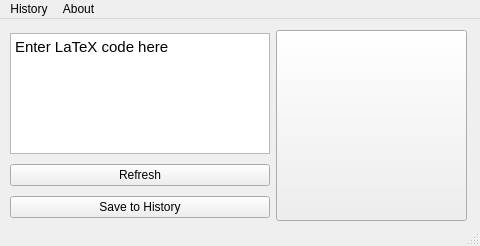
Qt form semtex/layout.ui (nicr9/semtex) before a commit.
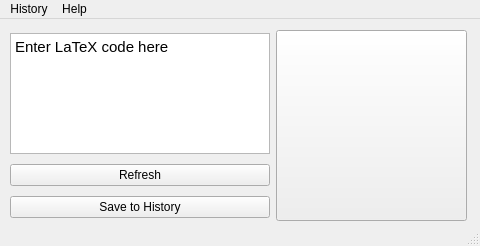
The same form after that commit. Icons and pictures are not drawn.

Commit message:
Added an "About SemTex" option to the help menu.
Help menu has replaced About menu, Help contains "About SemTeX" which has the logo, tag line, says it was created by me and has links to my email and semtex github page.

I also fixed the position of the main window when it opens because it kept opening at the very bottom of the screen when called from pycharm.

```diff
--- a/semtex/layout.ui
+++ b/semtex/layout.ui
@@ -2,6 +2,9 @@
 <ui version="4.0">
  <class>MainWindow</class>
  <widget class="QMainWindow" name="MainWindow">
+  <property name="enabled">
+   <bool>true</bool>
+  </property>
   <property name="geometry">
    <rect>
     <x>0</x>
@@ -106,13 +109,13 @@
      <string>History</string>
     </property>
    </widget>
-   <widget class="QMenu" name="menu_about">
+   <widget class="QMenu" name="menu_help">
     <property name="title">
-     <string>About</string>
+     <string>Help</string>
     </property>
    </widget>
    <addaction name="menu_history"/>
-   <addaction name="menu_about"/>
+   <addaction name="menu_help"/>
   </widget>
   <widget class="QStatusBar" name="statusbar"/>
  </widget>
```
Left out of the diff: 6 changed lines with no effect on the pictures. The commit also changes 5 other files.
